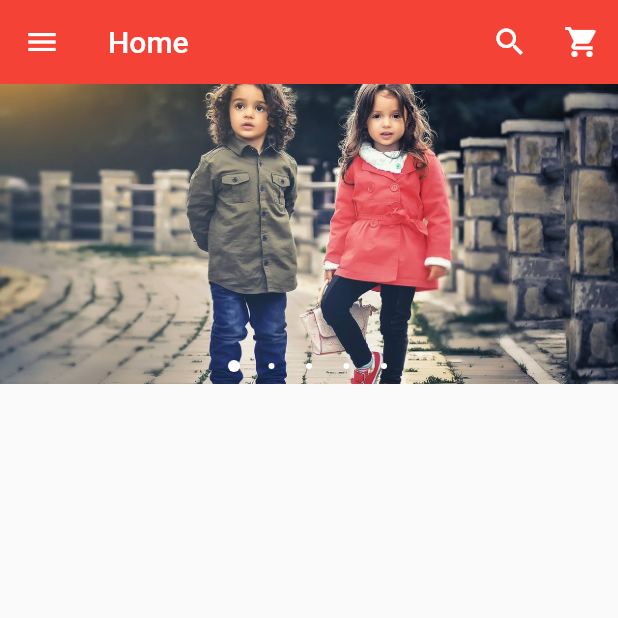
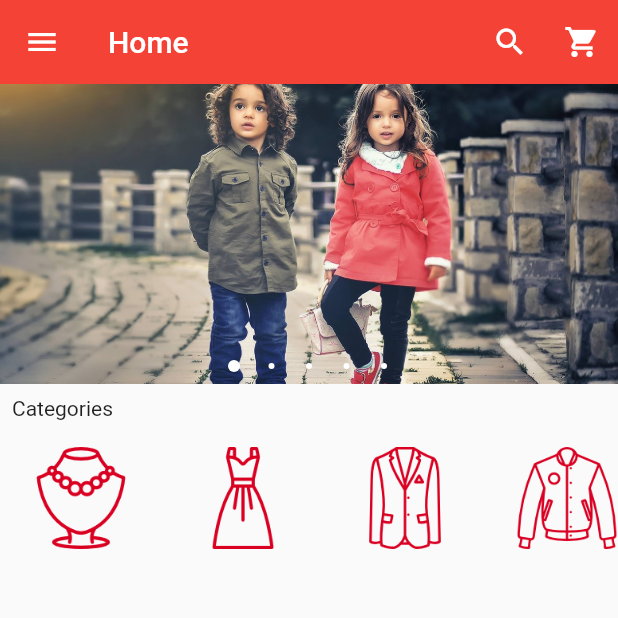
Before and after one commit to mouhsineelachbi/ShopApp, a Flutter app: the screen it shows after launch, on a phone screen of 412 x 824 dp, the top half of it. Run offline on Flutter 3.47's test engine with Material 2 defaults, Android fonts, the phone set to English and light mode, and no system bars; drawn by our look-alikes of carousel_pro.

Commit message:
Horizontal list of categories images and captions

```diff
--- /dev/null
+++ b/lib/components/category.dart
@@ -0,0 +1,26 @@
+import 'package:flutter/material.dart';
+
+class Category extends StatelessWidget {
+
+  final String image_location;
+  final String image_caption;
+
+  Category({this.image_location, this.image_caption});
+
+  @override
+  Widget build(BuildContext context) {
+    return Padding(
+      padding: EdgeInsets.all(4.0),
+      child: InkWell(
+        onTap: (){},
+        child: Container(
+          width: 100.0,
+          child: ListTile(
+            title: Image.asset(image_location, width: 100.0, height: 80.0,),
+            subtitle: Text(image_caption,style: TextStyle(fontSize: 16),),
+          ),
+        ),
+      ),
+    );
+  }
+}
--- /dev/null
+++ b/lib/components/horizontal_list.dart
@@ -0,0 +1,23 @@
+import 'package:ecommerce/components/category.dart';
+import 'package:flutter/material.dart';
+
+class HorizontalList extends StatelessWidget {
+  @override
+  Widget build(BuildContext context) {
+    return Container(
+      height: 80.0,
+      child: ListView(
+        scrollDirection: Axis.horizontal,
+        children: [
+          Category(image_caption:"Accessories", image_location:"images/cats/accessories.png" ,),
+          Category(image_caption:"Dress", image_location:"images/cats/dress.png" ,),
+          Category(image_caption:"Formals", image_location:"images/cats/formal.png" ,),
+          Category(image_caption:"Informals", image_location:"images/cats/informal.png" ,),
+          Category(image_caption:"Jeans", image_location:"images/cats/jeans.png" ,),
+          Category(image_caption:"Tshirts", image_location:"images/cats/tshirt.png" ,),
+
+        ],
+      ),
+    );
+  }
+}
--- a/lib/main.dart
+++ b/lib/main.dart
@@ -1,5 +1,6 @@
 import 'package:flutter/material.dart';
 import 'package:carousel_pro/carousel_pro.dart';
+import 'package:ecommerce/components/horizontal_list.dart';
 
 void main() {
   runApp(
@@ -30,9 +31,9 @@ class _HomePageState extends State<HomePage> {
           AssetImage("images/w1.jpeg"),
           AssetImage("images/w3.jpeg"),
         ],
-        autoplay: true,
+        autoplay: false,
         animationCurve: Curves.fastOutSlowIn,
-        animationDuration: Duration(milliseconds: 2000),
+        animationDuration: Duration(milliseconds: 7000),
         dotSize: 4.0,
         dotBgColor: Colors.black.withOpacity(0.0),
         indicatorBgPadding: 8.0,
@@ -134,7 +135,18 @@ class _HomePageState extends State<HomePage> {
       ),
       body: new ListView(
         children: [
+
+          // Image Carousel
           image_carousel,
+
+          // Categorie Widget
+          new Padding(
+            padding: EdgeInsets.all(8.0),
+            child: Text("Categories"),
+          ),
+
+          // Horizontal ListView
+          HorizontalList(),
         ],
       ),
     );
--- a/pubspec.yaml
+++ b/pubspec.yaml
@@ -48,6 +48,8 @@ flutter:
   # To add assets to your application, add an assets section, like this:
   assets:
     - images/
+    - images/cats/
+    - images/products/
 
   # An image asset can refer to one or more resolution-specific "variants", see
   # https://flutter.dev/assets-and-images/#resolution-aware.
```
